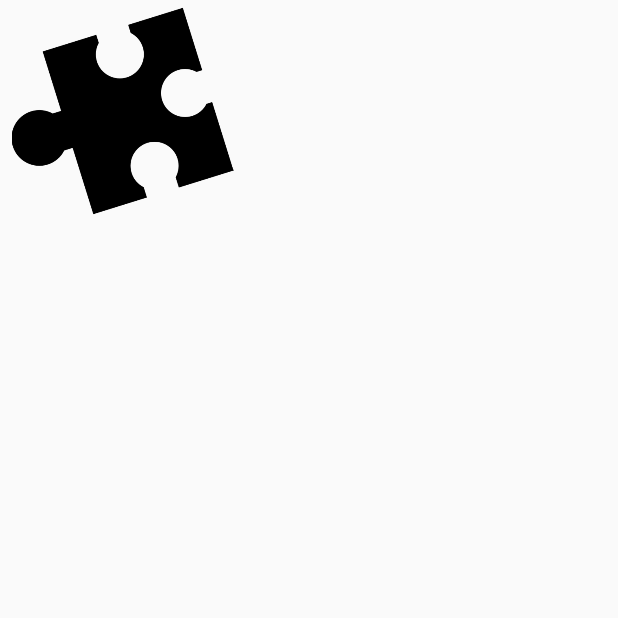
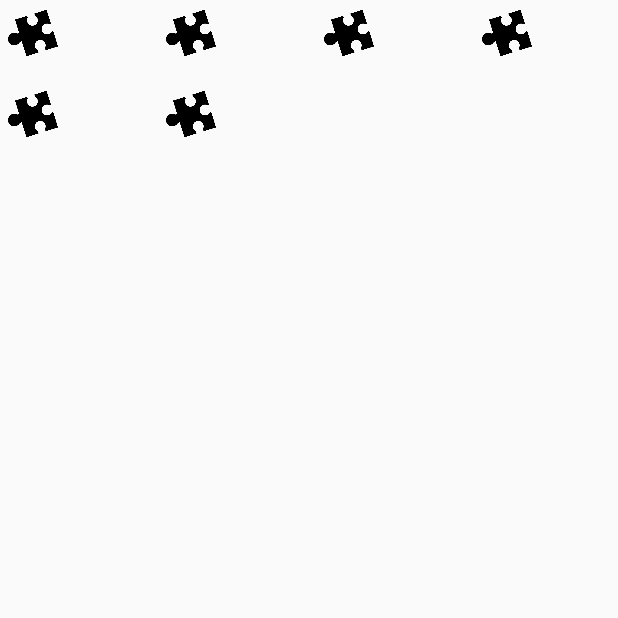
Before and after one commit to OriolGarcia/QUICKPUZZLE, an Android app: the screen it shows after launch (GameActivity before the commit, ProvaActivity after it), after a tap on "PLAY GAME", on a phone screen of 412 x 824 dp, the top half of it. Run offline under Robolectric (Android 15) with nearby library versions, the phone set to English and light mode, and no system bars.

Commit message:
20170121Drag&drop grid drag drop

```diff
--- a/src/main/AndroidManifest.xml
+++ b/src/main/AndroidManifest.xml
@@ -21,6 +21,8 @@
         </activity>
         <activity android:name=".GameFragment">
         </activity>
+        <activity android:name=".ProvaActivity">
+        </activity>
     </application>
 
 </manifest>
--- /dev/null
+++ b/src/main/java/com/dam2/android/quickpuzzle/Draganddrop/ImageAdapter.java
@@ -0,0 +1,133 @@
+package com.dam2.android.quickpuzzle.Draganddrop;
+
+import android.content.ClipData;
+import android.content.Context;
+import android.graphics.drawable.Drawable;
+import android.util.Log;
+import android.view.DragEvent;
+import android.view.LayoutInflater;
+import android.view.MotionEvent;
+import android.view.View;
+import android.view.ViewGroup;
+import android.widget.BaseAdapter;
+import android.widget.EditText;
+import android.widget.GridView;
+import android.widget.ImageView;
+import android.widget.LinearLayout;
+import android.widget.RelativeLayout;
+import android.widget.TextView;
+
+import com.dam2.android.quickpuzzle.GameFragment;
+import  com.dam2.android.quickpuzzle.R;
+
+import java.util.zip.Inflater;
+
+/**
+ * Created by oriol on 21/01/17.
+ */
+public class ImageAdapter extends BaseAdapter {
+    private Context context;
+    private final Integer[] mThumbIds;
+
+    public ImageAdapter(Context context, Integer[] mThumbIds) {
+        this.context = context;
+        this.mThumbIds = mThumbIds;
+    }
+
+    public View getView(int position, View convertView, ViewGroup parent) {
+
+        LayoutInflater inflater = (LayoutInflater) context
+                .getSystemService(Context.LAYOUT_INFLATER_SERVICE);
+
+        View gridView;
+
+        if (convertView == null) {
+
+            gridView = new View(context);
+
+            // get layout from mobile.xml
+            gridView = inflater.inflate(R.layout.item, null);
+
+            // set image based on selected text
+            ImageView imageView = (ImageView) gridView
+                    .findViewById(R.id.grid_item_image);
+
+
+            imageView.setImageResource(mThumbIds[position]);
+
+            imageView.setOnTouchListener(new MyTouchListener());
+
+        } else {
+            gridView = (View) convertView;
+        }
+        gridView.setOnDragListener(new MyDragListener());
+        return gridView;
+    }
+
+    @Override
+    public int getCount() {
+        return mThumbIds.length;
+    }
+
+    @Override
+    public Object getItem(int position) {
+        return null;
+    }
+
+    @Override
+    public long getItemId(int position) {
+        return 0;
+    }
+
+}
+ class MyTouchListener implements View.OnTouchListener {
+    public boolean onTouch(View view, MotionEvent motionEvent) {
+        if (motionEvent.getAction() == MotionEvent.ACTION_DOWN) {
+            ClipData data = ClipData.newPlainText("", "");
+            View.DragShadowBuilder shadowBuilder = new View.DragShadowBuilder(
+                    view);
+            view.startDrag(data, shadowBuilder, view, 0);
+            view.setVisibility(View.INVISIBLE);
+            return true;
+        } else {
+            return false;
+        }
+    }
+}
+class MyDragListener implements View.OnDragListener {
+    Context context;
+    //Drawable enterShape = context.getResources().getDrawable(R.drawable.shape2);
+  //  Drawable normalShape = context.getResources().getDrawable(R.drawable.shape);
+//MyDragListener(Context context){this.context=context;}
+    @Override
+    public boolean onDrag(View v, DragEvent event) {
+        int action = event.getAction();
+        switch (event.getAction()) {
+            case DragEvent.ACTION_DRAG_STARTED:
+                // do nothing
+                break;
+            case DragEvent.ACTION_DRAG_ENTERED:
+              //  v.setBackgroundDrawable(enterShape);
+                break;
+            case DragEvent.ACTION_DRAG_EXITED:
+              //  v.setBackgroundDrawable(normalShape);
+                break;
+            case DragEvent.ACTION_DROP:
+                // Dropped, reassign View to ViewGroup
+                v.setX(event.getX());
+                v.setY(event.getY());
+               /* View view = (View) event.getLocalState();
+                ViewGroup owner = (ViewGroup) view.getParent();
+                owner.removeView(view);
+                LinearLayout container = (LinearLayout) v;
+                container.addView(view);
+                view.setVisibility(View.VISIBLE);*/
+                break;
+            case DragEvent.ACTION_DRAG_ENDED:
+              //  v.setBackgroundDrawable(normalShape);
+            default:
+                break;
+        }
+        return true;
+    }
+}
--- a/src/main/java/com/dam2/android/quickpuzzle/MainActivity.java
+++ b/src/main/java/com/dam2/android/quickpuzzle/MainActivity.java
@@ -17,11 +17,11 @@ public class MainActivity extends AppCompatActivity implements View.OnClickListe
     public void onClick(View arg0) {
         switch(arg0.getId()){
             case R.id.btPlay:
-                Intent intent = new Intent(this, GameActivity.class);
+                Intent intent = new Intent(this, ProvaActivity.class);
                 startActivity(intent);
                 break;
             case R.id.btPlayMyPhoto:
-                Intent intent2 = new Intent(this, GameActivity.class);
+                Intent intent2 = new Intent(this, ProvaActivity.class);
                 startActivity(intent2);
                 break;
         }
--- /dev/null
+++ b/src/main/java/com/dam2/android/quickpuzzle/ProvaActivity.java
@@ -0,0 +1,30 @@
+package com.dam2.android.quickpuzzle;
+
+import android.app.Activity;
+import android.support.v7.app.AppCompatActivity;
+import android.os.Bundle;
+import android.widget.GridView;
+
+import com.dam2.android.quickpuzzle.Draganddrop.ImageAdapter;
+
+public class ProvaActivity extends Activity {
+
+    // Keep all Images in array
+    public Integer[] mThumbIds = {
+            R.drawable.peca, R.drawable.peca,
+            R.drawable.peca, R.drawable.peca,
+            R.drawable.peca,  R.drawable.peca
+
+
+    };
+    @Override
+    public void onCreate(Bundle savedInstanceState) {
+        super.onCreate(savedInstanceState);
+        setContentView(R.layout.grid_layout);
+
+        GridView gridView = (GridView) findViewById(R.id.grid_view);
+
+        // Instance of ImageAdapter Class
+        gridView.setAdapter(new ImageAdapter(this,mThumbIds));
+    }
+}
--- /dev/null
+++ b/src/main/res/drawable/shape.xml
@@ -0,0 +1,21 @@
+<?xml version="1.0" encoding="UTF-8"?>
+
+<shape xmlns:android="http://schemas.android.com/apk/res/android"
+       android:shape="rectangle" >
+
+    <stroke
+        android:width="2dp"
+        android:color="#FFFF0000" />
+
+    <gradient
+        android:angle="225"
+        android:endColor="#DD2ECCFA"
+        android:startColor="#DD000000" />
+
+    <corners
+        android:bottomLeftRadius="7dp"
+        android:bottomRightRadius="7dp"
+        android:topLeftRadius="7dp"
+        android:topRightRadius="7dp" />
+
+</shape>
--- /dev/null
+++ b/src/main/res/drawable/shape2.xml
@@ -0,0 +1,21 @@
+<?xml version="1.0" encoding="UTF-8"?>
+
+<shape xmlns:android="http://schemas.android.com/apk/res/android"
+       android:shape="rectangle" >
+
+    <stroke
+        android:width="2dp"
+        android:color="#FFFF0000" />
+
+    <gradient
+        android:angle="225"
+        android:endColor="#DD2ECCFA"
+        android:startColor="#DD000000" />
+
+    <corners
+        android:bottomLeftRadius="7dp"
+        android:bottomRightRadius="7dp"
+        android:topLeftRadius="7dp"
+        android:topRightRadius="7dp" />
+
+</shape>
--- /dev/null
+++ b/src/main/res/layout/grid_layout.xml
@@ -0,0 +1,13 @@
+<?xml version="1.0" encoding="utf-8"?>
+<GridView xmlns:android="http://schemas.android.com/apk/res/android"
+          android:id="@+id/grid_view"
+          android:layout_width="fill_parent"
+          android:layout_height="fill_parent"
+          android:numColumns="auto_fit"
+          android:columnWidth="90dp"
+          android:horizontalSpacing="10dp"
+          android:verticalSpacing="10dp"
+          android:gravity="center"
+          android:stretchMode="columnWidth" >
+
+</GridView>
--- a/src/main/res/layout/image.xml
+++ b/src/main/res/layout/image.xml
@@ -6,5 +6,9 @@
               android:layout_width="match_parent"
               android:layout_height="match_parent">
 
-
+    <ImageView
+        android:id="@+id/imatgecela"
+        android:layout_width="wrap_content"
+        android:layout_height="wrap_content"
+        android:src="@mipmap/ic_launcher" />
 </LinearLayout>
--- /dev/null
+++ b/src/main/res/layout/item.xml
@@ -0,0 +1,14 @@
+<?xml version="1.0" encoding="utf-8"?>
+<LinearLayout xmlns:android="http://schemas.android.com/apk/res/android"
+              android:layout_width="wrap_content"
+              android:layout_height="wrap_content"
+              android:padding="5dp" >
+
+    <ImageView
+        android:id="@+id/grid_item_image"
+        android:layout_width="50px"
+        android:layout_height="50px"
+        android:layout_marginRight="10px">
+    </ImageView>
+
+</LinearLayout>
```
Also changed, not shown: src/main/java/com/dam2/android/quickpuzzle/Draganddrop/BoxPuzzle.java (deleted, +0 -101 lines), src/main/java/com/dam2/android/quickpuzzle/GameFragment.java (+70 -12 lines), src/main/res/layout/activity_game_fragment.xml (+72 -11 lines), src/main/res/layout/activity_prova.xml (added, +14 -0 lines), src/main/res/layout/cell.xml (added, +9 -0 lines), src/main/res/mipmap-hdpi/ic_launcher.png, src/main/res/mipmap-mdpi/ic_launcher.png, src/main/res/mipmap-xhdpi/ic_launcher.png, src/main/res/mipmap-xxhdpi/ic_launcher.png, src/main/res/mipmap-xxxhdpi/ic_launcher.png, 1 other file.
